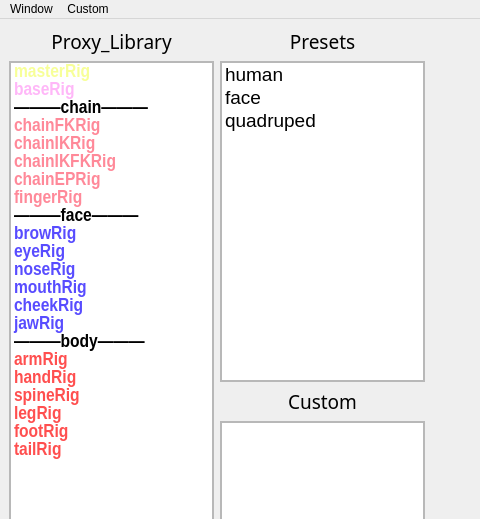
Before: the Qt Designer form bind/ui/widget/bind_ui.ui in MuZiMuZi/muziToolset, drawn with Qt 5; both pictures show x 0 to 480 and y 0 to 519 of the 832 by 772 pixel window.
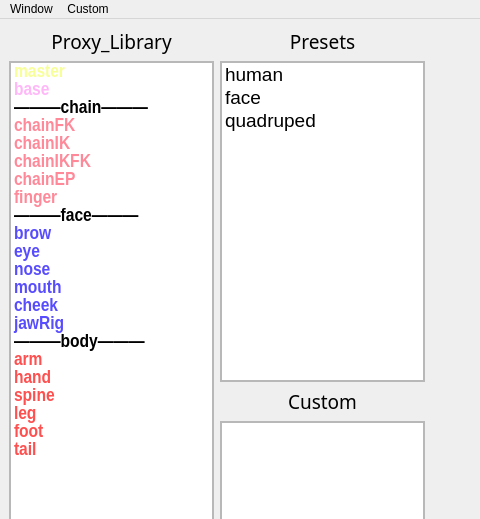
After: the same form once the commit is applied. Icons and pictures are not drawn.

Commit message: 重新优化绑定系统界面的代码

Patch:
```diff
--- a/bind/ui/widget/bind_ui.ui
+++ b/bind/ui/widget/bind_ui.ui
@@ -161,7 +161,7 @@
                 </property>
                 <item>
                  <property name="text">
-                  <string>masterRig</string>
+                  <string>master</string>
                  </property>
                  <property name="foreground">
                   <brush brushstyle="SolidPattern">
@@ -175,7 +175,7 @@
                 </item>
                 <item>
                  <property name="text">
-                  <string>baseRig</string>
+                  <string>base</string>
                  </property>
                  <property name="foreground">
                   <brush brushstyle="SolidPattern">
@@ -197,7 +197,7 @@
                 </item>
                 <item>
                  <property name="text">
-                  <string>chainFKRig</string>
+                  <string>chainFK</string>
                  </property>
                  <property name="background">
                   <brush brushstyle="NoBrush">
@@ -224,7 +224,7 @@
                 </item>
                 <item>
                  <property name="text">
-                  <string>chainIKRig</string>
+                  <string>chainIK</string>
                  </property>
                  <property name="foreground">
                   <brush brushstyle="SolidPattern">
@@ -242,7 +242,7 @@
                 </item>
                 <item>
                  <property name="text">
-                  <string>chainIKFKRig</string>
+                  <string>chainIKFK</string>
                  </property>
                  <property name="font">
                   <font>
@@ -268,7 +268,7 @@
                 </item>
                 <item>
                  <property name="text">
-                  <string>chainEPRig</string>
+                  <string>chainEP</string>
                  </property>
                  <property name="foreground">
                   <brush brushstyle="SolidPattern">
@@ -286,7 +286,7 @@
                 </item>
                 <item>
                  <property name="text">
-                  <string>fingerRig</string>
+                  <string>finger</string>
                  </property>
                  <property name="foreground">
                   <brush brushstyle="SolidPattern">
@@ -312,7 +312,7 @@
                 </item>
                 <item>
                  <property name="text">
-                  <string>browRig</string>
+                  <string>brow</string>
                  </property>
                  <property name="foreground">
                   <brush brushstyle="SolidPattern">
@@ -326,7 +326,7 @@
                 </item>
                 <item>
                  <property name="text">
-                  <string>eyeRig</string>
+                  <string>eye</string>
                  </property>
                  <property name="foreground">
                   <brush brushstyle="SolidPattern">
@@ -340,7 +340,7 @@
                 </item>
                 <item>
                  <property name="text">
-                  <string>noseRig</string>
+                  <string>nose</string>
                  </property>
                  <property name="foreground">
                   <brush brushstyle="SolidPattern">
@@ -354,7 +354,7 @@
                 </item>
                 <item>
                  <property name="text">
-                  <string>mouthRig</string>
+                  <string>mouth</string>
                  </property>
                  <property name="foreground">
                   <brush brushstyle="SolidPattern">
@@ -368,7 +368,7 @@
                 </item>
                 <item>
                  <property name="text">
-                  <string>cheekRig</string>
+                  <string>cheek</string>
                  </property>
                  <property name="foreground">
                   <brush brushstyle="SolidPattern">
@@ -404,7 +404,7 @@
                 </item>
                 <item>
                  <property name="text">
-                  <string>armRig</string>
+                  <string>arm</string>
                  </property>
                  <property name="foreground">
                   <brush brushstyle="SolidPattern">
@@ -418,7 +418,7 @@
                 </item>
                 <item>
                  <property name="text">
-                  <string>handRig</string>
+                  <string>hand</string>
                  </property>
                  <property name="foreground">
                   <brush brushstyle="SolidPattern">
@@ -432,7 +432,7 @@
                 </item>
                 <item>
                  <property name="text">
-                  <string>spineRig</string>
+                  <string>spine</string>
                  </property>
                  <property name="foreground">
                   <brush brushstyle="SolidPattern">
@@ -446,7 +446,7 @@
                 </item>
                 <item>
                  <property name="text">
-                  <string>legRig</string>
+                  <string>leg</string>
                  </property>
                  <property name="foreground">
                   <brush brushstyle="SolidPattern">
@@ -460,7 +460,7 @@
                 </item>
                 <item>
                  <property name="text">
-                  <string>footRig</string>
+                  <string>foot</string>
                  </property>
                  <property name="foreground">
                   <brush brushstyle="SolidPattern">
@@ -474,7 +474,7 @@
                 </item>
                 <item>
                  <property name="text">
-                  <string>tailRig</string>
+                  <string>tail</string>
                  </property>
                  <property name="foreground">
                   <brush brushstyle="SolidPattern">
```
Left out of the diff: 4 changed lines with no effect on the pictures. The commit also changes 7 other files.
